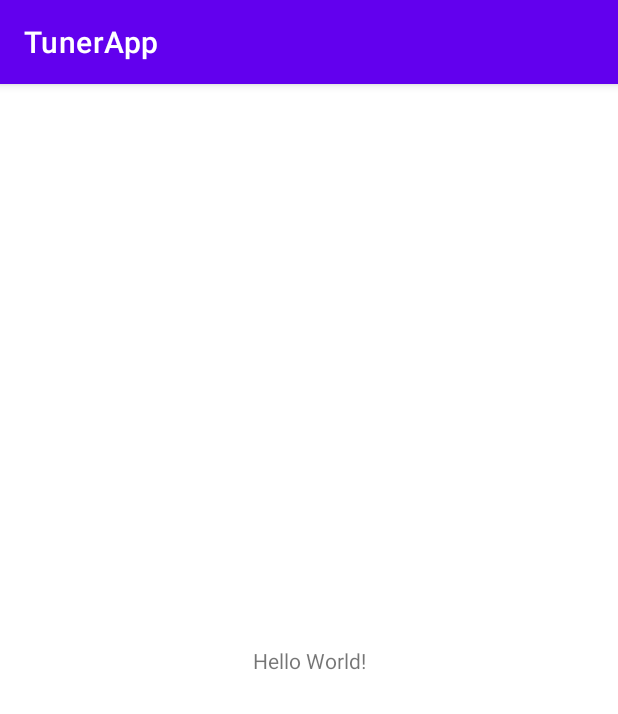
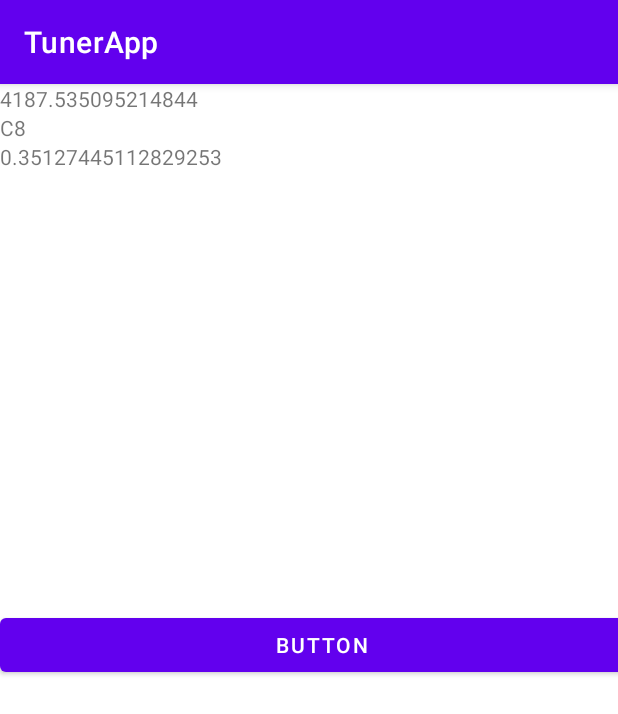
Before and after one commit to rong284/TunerApp, an Android app: the screen it shows after launch (MainActivity), on a phone screen of 412 x 824 dp. Shown: the top 714 px of the screen. Run offline under Robolectric (Android 15) with nearby library versions, the phone set to English and light mode, and no system bars.

Commit message:
6/23 周波数表示部を作成開始

```diff
--- a/app/src/main/java/com/y3033108/AcousticAnalysis.java
+++ b/app/src/main/java/com/y3033108/AcousticAnalysis.java
@@ -4,6 +4,7 @@ import android.media.AudioFormat;
 import android.media.AudioRecord;
 import android.media.MediaRecorder;
 import android.util.Log;
+import android.widget.TextView;
 
 import java.nio.ByteBuffer;
 import java.nio.ByteOrder;
@@ -28,15 +29,23 @@ public class AcousticAnalysis extends Thread{
     int bufSize;
     //ピーク周波数
     static double freq = 0;
+    static String NN = "";
+    static double kakudo = 0;
+
+    TextView f;
+    TextView n;
+    TextView c;
+
+    int count = 0;
 
     double[] dataCopy = new double[FFT_SIZE];
 
     double PITCH = 440.0;
 
-    double thr = 50;
+    double thr = 70;
 
 
-    AcousticAnalysis(){
+    AcousticAnalysis(TextView t1, TextView t2, TextView t3){
         bufSize = AudioRecord.getMinBufferSize(SAMPLING_RATE,
                 AudioFormat.CHANNEL_IN_MONO, AudioFormat.ENCODING_PCM_16BIT);
 
@@ -48,6 +57,10 @@ public class AcousticAnalysis extends Thread{
                 AudioFormat.ENCODING_PCM_16BIT, bufSize * 2);
 
         audio.startRecording();
+
+        f = t1;
+        n = t2;
+        c = t3;
     }
 
     public void run(){
@@ -93,24 +106,29 @@ public class AcousticAnalysis extends Thread{
             double max_db = -120d;
             int max_i = 0;
             for (int i = 0; i < FFT_SIZE; i += 2) {
-                dbfs[i / 2] = (int) (20 * Math.log10(Math.sqrt(Math.pow(rslt[i], 2)
-                        + Math.pow(rslt[i + 1], 2)) / baseline));
-                //ピーク検出
-                if (max_db < dbfs[i / 2]) {
-                    max_db = dbfs[i / 2];
-                    max_i = i / 2;
+                if ( 2066 <= Math.abs(2121-resol*i/2) ) {
+                    dbfs[i/2] = -120;
+                }
+
+                else {
+                    dbfs[i / 2] = (int) (20 * Math.log10(Math.sqrt(Math.pow(rslt[i], 2)
+                            + Math.pow(rslt[i + 1], 2)) / baseline));
                 }
             }
 
-            //ピーク周波数の計算
-            if(max_db > -55) {
-                freq = resol * max_i;
+            List<Integer> p = new ArrayList<>();
+            p.addAll(find_peak(dbfs));
+
+
+
+            if(p.isEmpty() == false) {
+                count = 0;
+                freq = p.get(0) * resol;
+                scale(freq);
             }
-            else freq = 0;
+            else count++;
 
-            scale(freq);
-
-            Log.d("fft", "音量："+ max_db);
+            show();
 
 
         }
@@ -132,6 +150,17 @@ public class AcousticAnalysis extends Thread{
     }
 
 
+    public void show(){
+        f.setText(Double.toString(freq));
+        n.setText(NN);
+        c.setText(Double.toString(kakudo));
+        if (count >= 10){
+            f.setText("");
+            n.setText("");
+            c.setText("");
+        }
+        return;
+    }
 
     public void scale(double freq) {
         int node = (int) Math.round(log2(freq/PITCH)*12);
@@ -147,18 +176,15 @@ public class AcousticAnalysis extends Thread{
 
         String[] Arr = {"A","B♭","B","C","C#","D","E♭","E","F","F#","G","A♭"};
 
-        int p = (node + 9) / 12;
-
-        int pp = 4 + p;
+        int pp = 1 + (int) log2(freq/32.703);
 
         int node2 = node % 12;
 
         if(node2<0) node2 = node2 + 12;
 
+        NN = Arr[node2] + pp;
 
-
-        //Log.d("fft","周波数："+ freq + "  音程："+ Arr[node2] + pp +"  度数："+ Math.toDegrees(Math.asin(cent)));
-
+        kakudo = Math.toDegrees(Math.asin(cent));
 
         return;
     }
@@ -168,6 +194,7 @@ public class AcousticAnalysis extends Thread{
     public double log2(double x){
         return Math.log(x) / Math.log(2);
     }
+
 
 
     public int Max_find(int s, int range, double[] d){
@@ -221,16 +248,10 @@ public class AcousticAnalysis extends Thread{
             }
         }
 
-//                    int h = c-1;
-//                    Log.d("fft","peak" + h);
 
 
         int[] min_array = new int[len];
-
-
-        int h = Min_find(0,max_array[0],d);
-
-        min_array[0] = h;
+        min_array[0] = Min_find(0,max_array[0],d);
 
         for(int i = 1; i < c; i++){
             min_array[i] = Min_find(max_array[i-1],max_array[i],d);
--- a/app/src/main/java/com/y3033108/MainActivity.java
+++ b/app/src/main/java/com/y3033108/MainActivity.java
@@ -1,16 +1,77 @@
 package com.y3033108;
 
 import androidx.appcompat.app.AppCompatActivity;
+import androidx.core.app.ActivityCompat;
 
+import android.Manifest;
+import android.content.pm.PackageManager;
+import android.media.AudioFormat;
+import android.media.AudioRecord;
+import android.os.Build;
 import android.os.Bundle;
+import android.view.View;
+import android.widget.Button;
+import android.widget.TextView;
+import android.widget.Toast;
 
-public class MainActivity extends AppCompatActivity {
+public class MainActivity extends AppCompatActivity implements View.OnClickListener{
+
+    private static final int PERMISSION = 1;
 
     @Override
     protected void onCreate(Bundle savedInstanceState) {
         super.onCreate(savedInstanceState);
+
+        // マイクの権限が取れてなかったらリクエストをする
+        //APIレベル23以降であれば(それ以下は許可を取るダイアログは不要)
+        if (Build.VERSION.SDK_INT >= 23) {
+            //マイクの権限が取れていなければ
+            if(ActivityCompat.checkSelfPermission(this, Manifest.permission.RECORD_AUDIO)
+                    != PackageManager.PERMISSION_GRANTED) {
+                //許可を取るダイアログを表示
+                ActivityCompat.requestPermissions(this,
+                        new String[]{ Manifest.permission.RECORD_AUDIO }, PERMISSION);
+            }
+        }
+
         setContentView(R.layout.activity_main);
-        AcousticAnalysis aa = new AcousticAnalysis();
+        TextView FREQ = findViewById(R.id.freq);
+        TextView NODE = findViewById(R.id.node);
+        TextView CENT = findViewById(R.id.cent);
+
+        Button b = findViewById(R.id.button);
+        b.setOnClickListener(this);
+
+        AcousticAnalysis aa = new AcousticAnalysis(FREQ,NODE,CENT);
         aa.start();
     }
+
+    @Override
+    //権限リクエストのダイアログの結果
+    public void onRequestPermissionsResult(int requestCode, String[] permission, int[] grantResults) {
+        super.onRequestPermissionsResult(requestCode, permission, grantResults);
+        if (grantResults.length <= 0) {
+            return;
+        }
+        switch (requestCode) {
+            case PERMISSION: {
+                //許可が取れた場合
+                if (grantResults[0] == PackageManager.PERMISSION_GRANTED) {
+
+                } else {
+                    //テキストを表示
+                    Toast.makeText(this, "アプリを起動できませんでした", Toast.LENGTH_LONG).show();
+                    finish();
+                }
+            }
+            return;
+        }
+    }
+
+
+    @Override
+    public void onClick(View v) {
+        MakeSound ms = new MakeSound();
+        ms.playSound();
+    }
 }
--- a/app/src/main/res/layout/activity_main.xml
+++ b/app/src/main/res/layout/activity_main.xml
@@ -6,13 +6,40 @@
     android:layout_height="match_parent"
     tools:context=".MainActivity">
 
-    <TextView
-        android:layout_width="wrap_content"
-        android:layout_height="wrap_content"
-        android:text="Hello World!"
-        app:layout_constraintBottom_toBottomOf="parent"
-        app:layout_constraintLeft_toLeftOf="parent"
-        app:layout_constraintRight_toRightOf="parent"
-        app:layout_constraintTop_toTopOf="parent" />
+    <LinearLayout
+        android:layout_width="430dp"
+        android:layout_height="553dp"
+        android:orientation="vertical"
+        app:layout_constraintTop_toBottomOf="@+id/linearLayout">
+
+        <Button
+            android:id="@+id/button"
+            android:layout_width="match_parent"
+            android:layout_height="wrap_content"
+            android:text="Button" />
+    </LinearLayout>
+
+    <LinearLayout
+        android:id="@+id/linearLayout"
+        android:layout_width="match_parent"
+        android:layout_height="350dp"
+        android:orientation="vertical">
+
+        <TextView
+            android:id="@+id/freq"
+            android:layout_width="match_parent"
+            android:layout_height="wrap_content" />
+
+        <TextView
+            android:id="@+id/node"
+            android:layout_width="match_parent"
+            android:layout_height="wrap_content"
+            android:text="TextView" />
+
+        <TextView
+            android:id="@+id/cent"
+            android:layout_width="match_parent"
+            android:layout_height="wrap_content" />
+    </LinearLayout>
 
 </androidx.constraintlayout.widget.ConstraintLayout>
```
Also changed, not shown: app/src/main/java/com/y3033108/MakeSound.java (added, +38 -0 lines).
